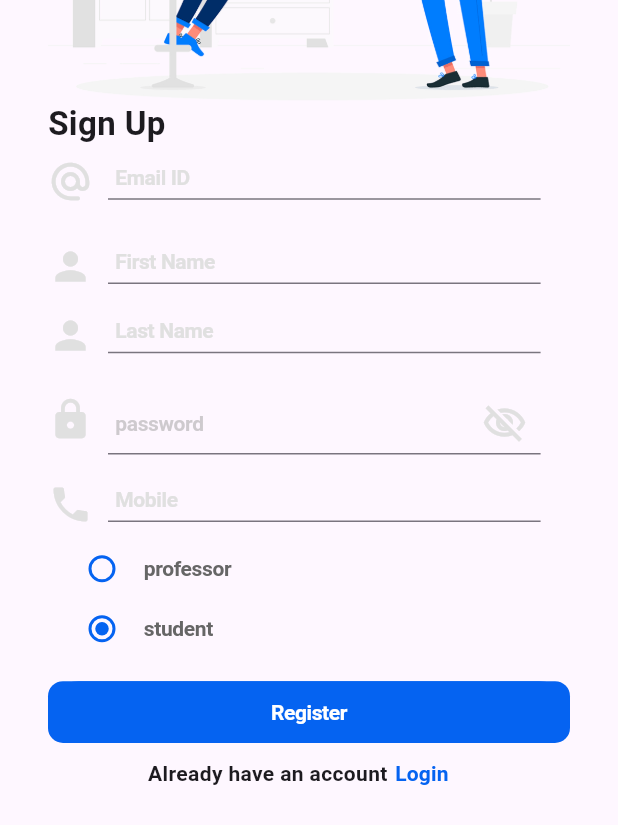
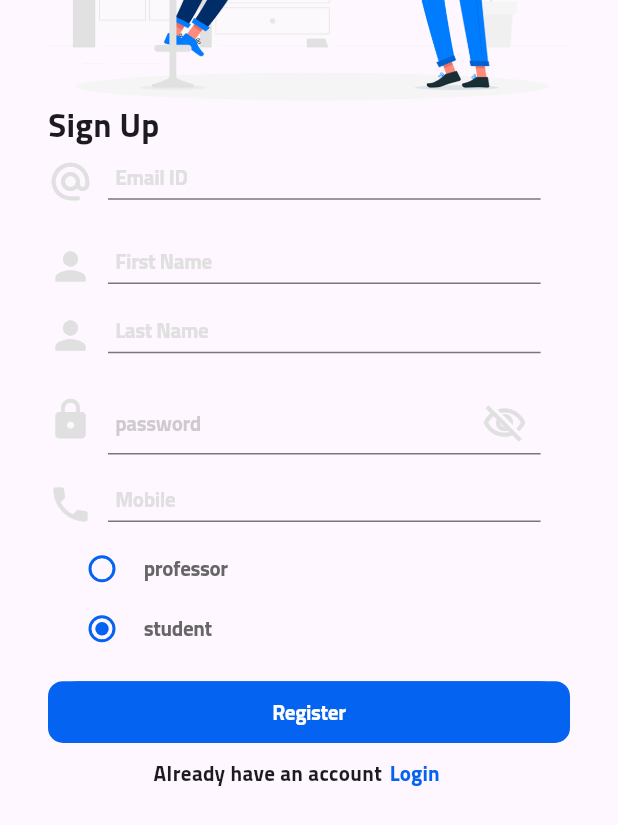
Before and after one commit to 1karimelnady/research_app, a Flutter app: the screen it shows after launch, after a tap on "Register", on a phone screen of 412 x 824 dp. Shown: the part 403-1228 px from the top of the screen. Run offline on Flutter 3.47's test engine with Material 3 defaults, Android fonts, the phone set to English and light mode, and no system bars; our stand-ins replace toast.

Commit message:
add font

```diff
--- a/lib/screens/AuthScreen/login_screen.dart
+++ b/lib/screens/AuthScreen/login_screen.dart
@@ -49,9 +49,12 @@ class _LoginScreenState extends State<LoginScreen> {
                     image: AssetImage(
                         'assets/images/istockphoto-1281150061-612x612.jpg'),
                   ),
-                  Text(
+                  const Text(
                     'Login',
-                    style: TextStyle(fontSize: 22, fontWeight: FontWeight.bold),
+                    style: TextStyle(
+                        fontSize: 22,
+                        fontWeight: FontWeight.bold,
+                        fontFamily: 'Cairo'),
                   ),
                   Row(
                     children: [
@@ -106,7 +109,9 @@ class _LoginScreenState extends State<LoginScreen> {
                       alignment: Alignment.topRight,
                       child: Text('forget password',
                           style: TextStyle(
-                              color: mainColor, fontWeight: FontWeight.w700)),
+                              color: mainColor,
+                              fontFamily: 'Cairo',
+                              fontWeight: FontWeight.w700)),
                     ),
                   ),
                   // Container(
@@ -235,7 +240,10 @@ class _LoginScreenState extends State<LoginScreen> {
                   Row(
                     mainAxisAlignment: MainAxisAlignment.center,
                     children: [
-                      Text('Don`t have an account?'),
+                      Text(
+                        'Don`t have an account?',
+                        style: TextStyle(fontFamily: 'Cairo'),
+                      ),
                       SizedBox(
                         width: 5,
                       ),
@@ -252,7 +260,9 @@ class _LoginScreenState extends State<LoginScreen> {
                           child: Text(
                             'Register',
                             style: TextStyle(
-                                fontWeight: FontWeight.bold, color: mainColor),
+                                fontFamily: 'Cairo',
+                                fontWeight: FontWeight.bold,
+                                color: mainColor),
                           ))
                     ],
                   )
--- a/lib/screens/AuthScreen/register_screen.dart
+++ b/lib/screens/AuthScreen/register_screen.dart
@@ -51,7 +51,10 @@ class _RegisterScreenState extends State<RegisterScreen> {
                   ),
                   Text(
                     'Sign Up',
-                    style: TextStyle(fontSize: 22, fontWeight: FontWeight.bold),
+                    style: TextStyle(
+                        fontSize: 22,
+                        fontFamily: 'Cairo',
+                        fontWeight: FontWeight.bold),
                   ),
                   Row(
                     children: [
@@ -68,9 +71,8 @@ class _RegisterScreenState extends State<RegisterScreen> {
                         controller: emailController,
                         keyboardType: TextInputType.emailAddress,
                         label: "Email ID",
-                        labelStyle: TextStyle(
-                          color: greyColor,
-                        ),
+                        labelStyle:
+                            TextStyle(color: greyColor, fontFamily: 'Cairo'),
                       ),
                     ],
                   ),
@@ -92,6 +94,7 @@ class _RegisterScreenState extends State<RegisterScreen> {
                         keyboardType: TextInputType.text,
                         label: "First Name",
                         labelStyle: TextStyle(
+                          fontFamily: 'Cairo',
                           color: greyColor,
                         ),
                       ),
@@ -111,9 +114,8 @@ class _RegisterScreenState extends State<RegisterScreen> {
                         controller: lastNameController,
                         keyboardType: TextInputType.text,
                         label: "Last Name",
-                        labelStyle: TextStyle(
-                          color: greyColor,
-                        ),
+                        labelStyle:
+                            TextStyle(color: greyColor, fontFamily: 'Cairo'),
                       ),
                     ],
                   ),
@@ -139,8 +141,9 @@ class _RegisterScreenState extends State<RegisterScreen> {
                           size: 30,
                           color: greyColor,
                         ),
-                        labelStyle:
-                            TextStyle(color: Colors.grey.withOpacity(0.5)),
+                        labelStyle: TextStyle(
+                            fontFamily: 'Cairo',
+                            color: Colors.grey.withOpacity(0.5)),
                       ),
                     ],
                   ),
@@ -161,9 +164,8 @@ class _RegisterScreenState extends State<RegisterScreen> {
                         keyboardType: TextInputType.phone,
                         controller: phoneController,
                         label: "Mobile",
-                        labelStyle: TextStyle(
-                          color: greyColor,
-                        ),
+                        labelStyle:
+                            TextStyle(color: greyColor, fontFamily: 'Cairo'),
                       ),
                     ],
                   ),
@@ -267,7 +269,8 @@ class _RegisterScreenState extends State<RegisterScreen> {
                     children: [
                       Text(
                         'Already have an account',
-                        style: TextStyle(fontWeight: FontWeight.bold),
+                        style: TextStyle(
+                            fontWeight: FontWeight.bold, fontFamily: 'Cairo'),
                       ),
                       SizedBox(
                         width: 5,
@@ -284,7 +287,9 @@ class _RegisterScreenState extends State<RegisterScreen> {
                           child: Text(
                             'Login',
                             style: TextStyle(
-                                fontWeight: FontWeight.bold, color: mainColor),
+                                fontWeight: FontWeight.bold,
+                                color: mainColor,
+                                fontFamily: 'Cairo'),
                           ))
                     ],
                   )
```
Also changed, not shown: pubspec.yaml (+6 -6 lines), assets/fonts/cairo/Cairo-Bold.ttf (added), assets/fonts/cairo/Cairo-Regular.ttf (added).
